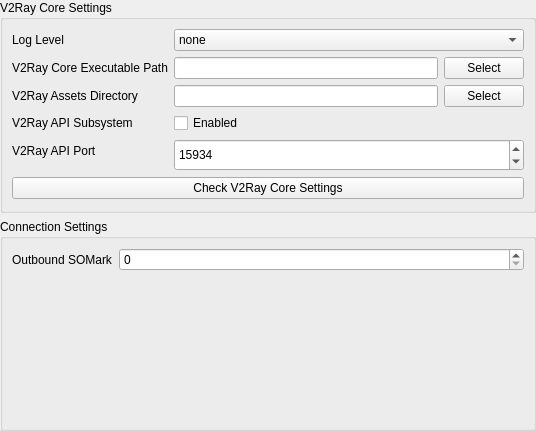
First picture: the form in src/plugins/v2ray/ui/w_V2RayKernelSettings.ui, repository ICE-GB/QvPersonal, before the edit.
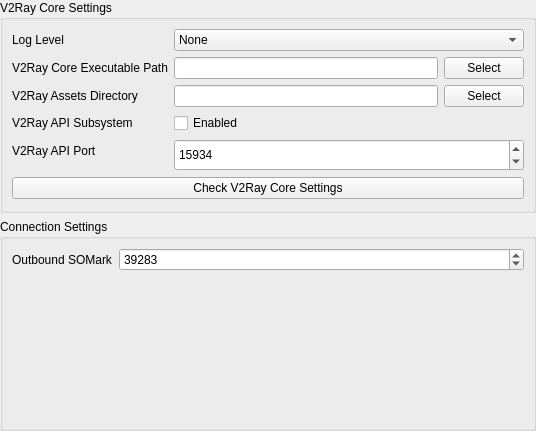
Second picture: the form after the edit.

The edit to the form file:
```diff
--- a/src/plugins/v2ray/ui/w_V2RayKernelSettings.ui
+++ b/src/plugins/v2ray/ui/w_V2RayKernelSettings.ui
@@ -58,7 +58,7 @@
         </property>
         <item>
          <property name="text">
-          <string>none</string>
+          <string>None</string>
          </property>
         </item>
         <item>
@@ -205,7 +205,14 @@
        </widget>
       </item>
       <item row="0" column="1">
-       <widget class="QSpinBox" name="somarkSB"/>
+       <widget class="QSpinBox" name="somarkSB">
+        <property name="maximum">
+         <number>65535</number>
+        </property>
+        <property name="value">
+         <number>39283</number>
+        </property>
+       </widget>
       </item>
      </layout>
     </widget>
```
Left out of the diff: 8 changed lines with no effect on the pictures.
